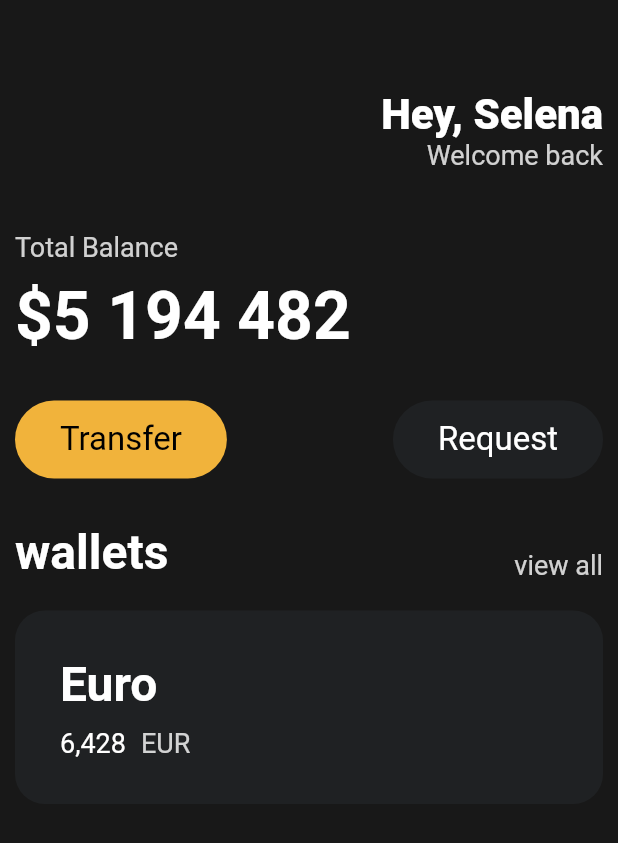
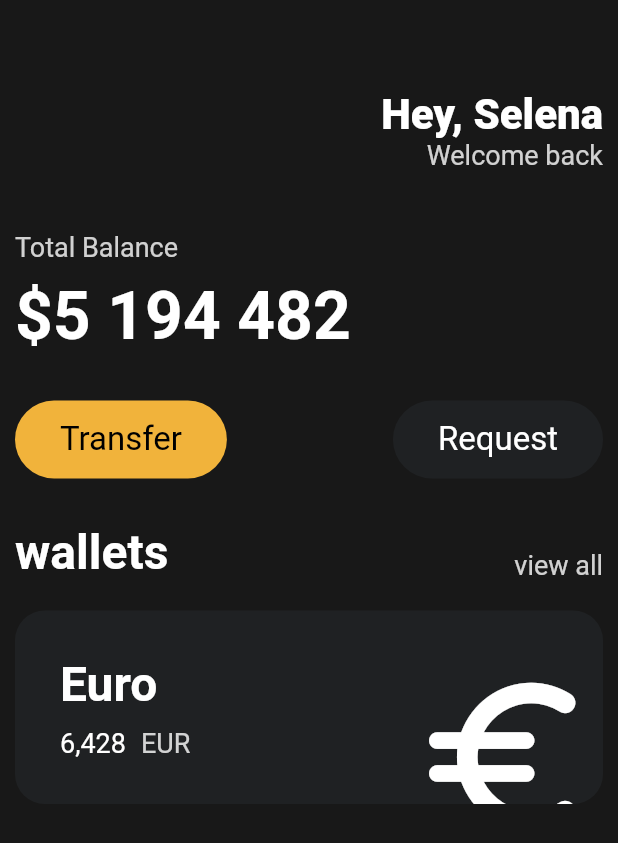
Before and after one commit to wonjangcloud9/webtoon, a Flutter app: the screen it shows after launch, on a phone screen of 412 x 824 dp. Shown: the top 843 px of the screen. Run offline on Flutter 3.47's test engine with Material 2 defaults, Android fonts, the phone set to English and light mode, and no system bars.

Commit message:
icons and transform

```diff
--- a/lib/main.dart
+++ b/lib/main.dart
@@ -115,6 +115,7 @@ class App extends StatelessWidget {
                 height: 20,
               ),
               Container(
+                clipBehavior: Clip.hardEdge,
                 decoration: const BoxDecoration(
                   color: Color(0xFF1F2123),
                   borderRadius: BorderRadius.all(
@@ -126,6 +127,7 @@ class App extends StatelessWidget {
                     30,
                   ),
                   child: Row(
+                    mainAxisAlignment: MainAxisAlignment.spaceBetween,
                     children: [
                       Column(
                         crossAxisAlignment: CrossAxisAlignment.start,
@@ -164,6 +166,17 @@ class App extends StatelessWidget {
                           ),
                         ],
                       ),
+                      Transform.scale(
+                        scale: 2.2,
+                        child: Transform.translate(
+                          offset: const Offset(-2, 15),
+                          child: const Icon(
+                            Icons.euro_rounded,
+                            color: Colors.white,
+                            size: 60,
+                          ),
+                        ),
+                      ),
                     ],
                   ),
                 ),
```
